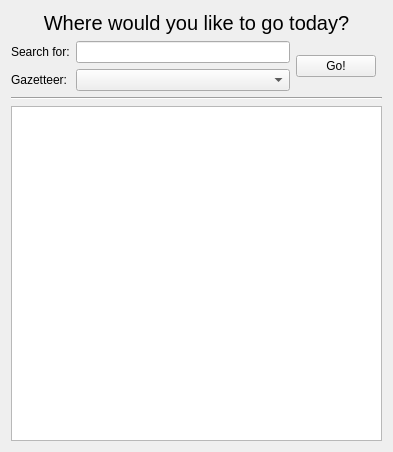
Above: ui_gazetteersearch.ui from AstunTechnology/QGIS-Gazetteer-Plugin before the change. Below: the same form after it.
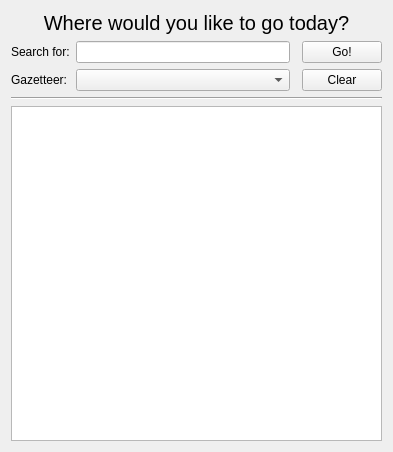
That is the form after the change.

Commit message: Add clear button; revert to QgsVertexMarker

```diff
--- a/ui_gazetteersearch.ui
+++ b/ui_gazetteersearch.ui
@@ -59,7 +59,7 @@
    <item row="4" column="0" colspan="4">
     <widget class="QListWidget" name="resultsList"/>
    </item>
-   <item row="1" column="2" rowspan="2">
+   <item row="1" column="3">
     <widget class="QPushButton" name="goButton">
      <property name="sizePolicy">
       <sizepolicy hsizetype="Fixed" vsizetype="Fixed">
@@ -77,6 +77,19 @@
      </property>
     </widget>
    </item>
+   <item row="2" column="3">
+    <widget class="QPushButton" name="clearButton">
+     <property name="text">
+      <string>Clear</string>
+     </property>
+     <property name="checkable">
+      <bool>false</bool>
+     </property>
+     <property name="autoRepeat">
+      <bool>false</bool>
+     </property>
+    </widget>
+   </item>
   </layout>
  </widget>
  <resources/>
```
The commit also changes 2 other files.
